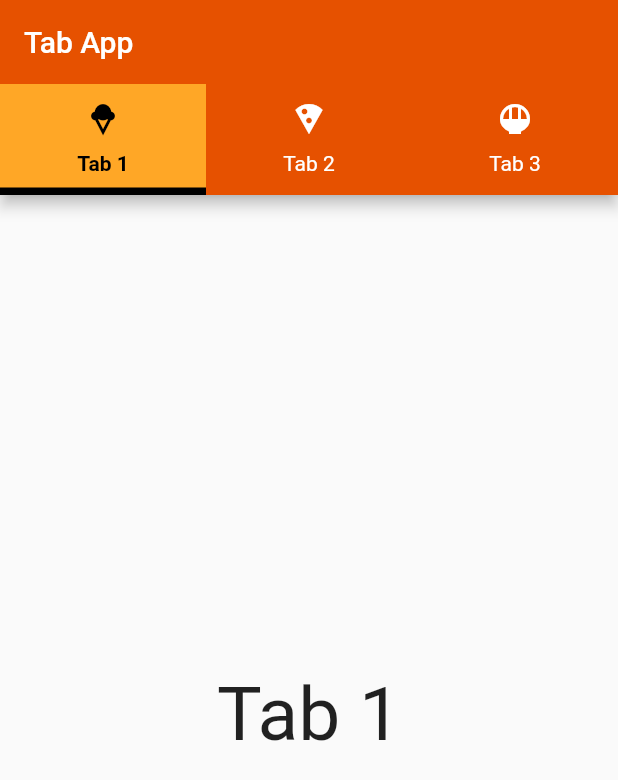
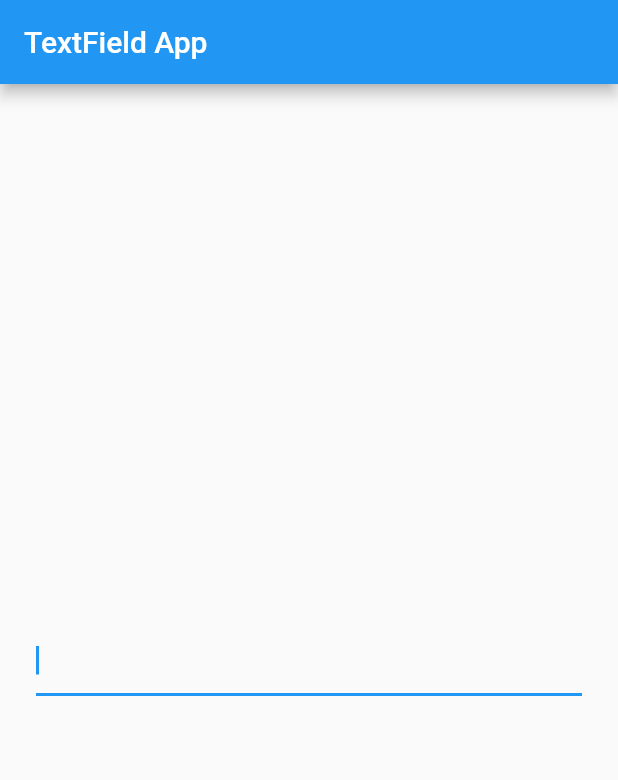
Before and after one commit to alfarelzaki/dart_fundamental, a Flutter app: the screen it shows after launch, on a phone screen of 412 x 824 dp. Shown: the top 780 px of the screen. Run offline on Flutter 3.47's test engine with Material 2 defaults, Android fonts, the phone set to English and light mode, and no system bars; our stand-ins replace faker.

Commit message:
text field component

```diff
--- a/lib/main.dart
+++ b/lib/main.dart
@@ -1,90 +1,33 @@
 import 'package:faker/faker.dart';
 import 'package:flutter/cupertino.dart';
 import 'package:flutter/material.dart';
-import 'package:intl/intl.dart';
 
 main() {
   runApp(MyApp());
 }
 
 class MyApp extends StatelessWidget {
-  List<Tab> myTab = [
-    Tab(
-      text: "Tab 1",
-      icon: Icon(Icons.icecream),
-    ),
-    Tab(
-      text: "Tab 2",
-      icon: Icon(Icons.local_pizza),
-    ),
-    Tab(
-      text: "Tab 3",
-      icon: Icon(Icons.rice_bowl),
-    ),
-  ];
-
-  List<Widget> myTabView = [
-    Center(
-      child: Text(
-        "Tab 1",
-        style: TextStyle(fontSize: 50),
-      ),
-    ),
-
-    Center(
-      child: Text(
-        "Tab 2",
-        style: TextStyle(fontSize: 50),
-      ),
-    ),
-
-    Center(
-      child: Text(
-        "Tab 3",
-        style: TextStyle(fontSize: 50),
-      ),
-    ),
-  ];
-
   @override
   Widget build(BuildContext context) {
     return MaterialApp(
-      debugShowCheckedModeBanner: false,
-      home: DefaultTabController(
-        length: myTab.length,
-        child: Scaffold(
-          appBar: AppBar(
-            backgroundColor: Colors.orange[900],
-            title: Text("Tab App"),
-            bottom: TabBar(
-              labelColor: Colors.black,
-              unselectedLabelColor: Colors.white,
-              labelStyle: TextStyle(
-                fontWeight: FontWeight.bold
-              ),
-              unselectedLabelStyle: TextStyle(
-                fontWeight: FontWeight.normal
-              ),
+      home: Scaffold(
+        appBar: AppBar(
+          title: Text("TextField App"),
+        ),
 
-              // indicatorColor: Colors.black,
-              // indicatorPadding: EdgeInsets.all(8),
-              // indicatorWeight: 5,
-
-              indicator: BoxDecoration(
-                color: Colors.orange[400],
-                // borderRadius: BorderRadius.circular(64)
-                border: Border(
-                  bottom: BorderSide(
-                    color: Colors.black,
-                    width: 5
-                  )
-                )
-              ),
-              tabs: myTab
+        body: Center(
+          child: Padding(
+            padding: const EdgeInsets.all(24.0),
+            child: TextField(
+              autocorrect: true,
+              autofocus: true,
+              enableSuggestions: false,
+              enableInteractiveSelection: true,
+              obscureText: true,
+              obscuringCharacter: "#",
+              keyboardType: TextInputType.phone,
             ),
           ),
-
-          body: TabBarView(children: myTabView,),
         ),
       ),
     );
```
